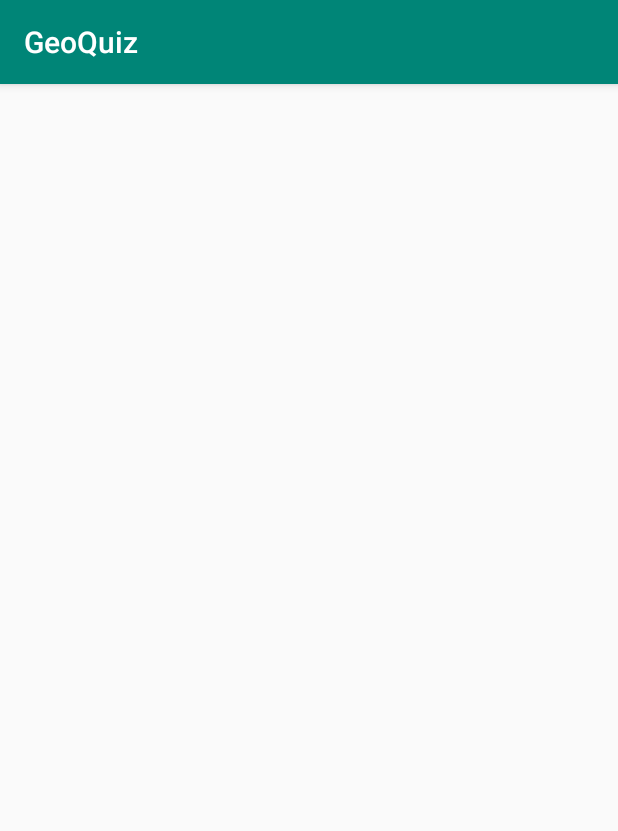
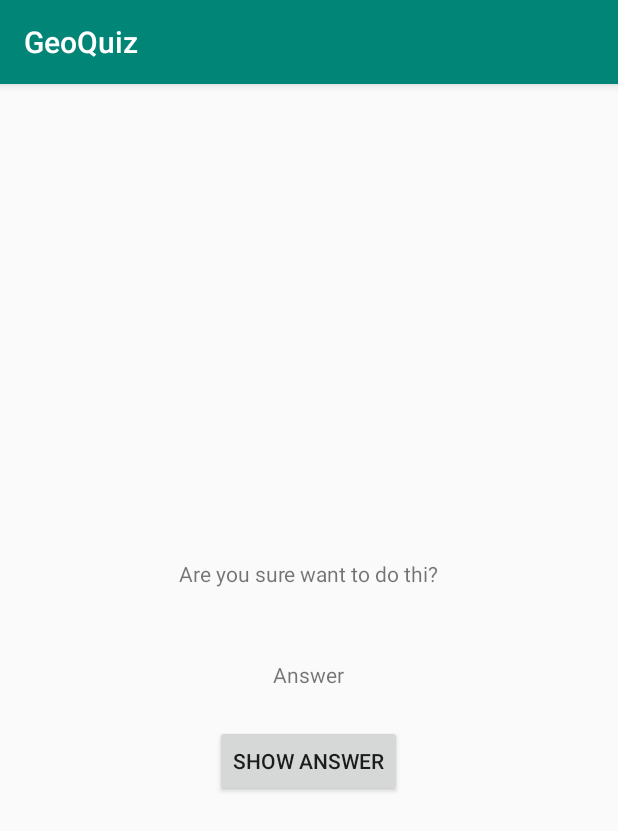
Before and after one commit to albertjuntak04/GeoQuiz, an Android app: the CheatActivity screen opened directly, with no data from a screen before it, on a phone screen of 412 x 824 dp. Shown: the top 831 px of the screen. Run offline under Robolectric (Android 15) with nearby library versions, the phone set to English and light mode, and no system bars.

Commit message:
cheatactivity

```diff
--- a/app/src/main/java/com/example/geoquiz/CheatActivity.kt
+++ b/app/src/main/java/com/example/geoquiz/CheatActivity.kt
@@ -1,12 +1,42 @@
 package com.example.geoquiz
 
+import android.content.Context
+import android.content.Intent
 import androidx.appcompat.app.AppCompatActivity
 import android.os.Bundle
+import android.widget.Button
+import android.widget.TextView
 
+private const val EXTRA_ANSWER_IS_TRUE = "com.example.geoquiz.answer_is_true"
 class CheatActivity : AppCompatActivity() {
+    private lateinit var answerTextView: TextView
+    private lateinit var showAnswerButton: Button
+
+    private var answerIsTrue = false;
 
     override fun onCreate(savedInstanceState: Bundle?) {
         super.onCreate(savedInstanceState)
         setContentView(R.layout.activity_cheat)
+
+        answerIsTrue = intent.getBooleanExtra(EXTRA_ANSWER_IS_TRUE, false);
+        answerTextView = findViewById(R.id.answer_test_view)
+        showAnswerButton = findViewById(R.id.show_answer_button)
+        showAnswerButton.setOnClickListener {
+            val answerText = when {
+                answerIsTrue -> R.string.true_button
+                else -> R.string.false_button
+            }
+            answerTextView.setText(answerText)
+        }
+
+
+    }
+
+    companion object{
+        fun newIntent(packageContext: Context, answerIsTrue:Boolean): Intent {
+            return Intent(packageContext, CheatActivity::class.java).apply {
+                putExtra(EXTRA_ANSWER_IS_TRUE, answerIsTrue)
+            }
+        }
     }
 }
--- a/app/src/main/res/layout/activity_cheat.xml
+++ b/app/src/main/res/layout/activity_cheat.xml
@@ -1,9 +1,30 @@
 <?xml version="1.0" encoding="utf-8"?>
-<androidx.constraintlayout.widget.ConstraintLayout xmlns:android="http://schemas.android.com/apk/res/android"
+<LinearLayout xmlns:android="http://schemas.android.com/apk/res/android"
     xmlns:app="http://schemas.android.com/apk/res-auto"
     xmlns:tools="http://schemas.android.com/tools"
     android:layout_width="match_parent"
     android:layout_height="match_parent"
+    android:gravity="center"
+    android:orientation="vertical"
     tools:context=".CheatActivity">
 
-</androidx.constraintlayout.widget.ConstraintLayout>
+    <TextView
+        android:layout_width="wrap_content"
+        android:layout_height="wrap_content"
+        android:padding="24dp"
+        android:text="@string/warning_text"></TextView>
+
+    <TextView
+        android:id="@+id/answer_test_view"
+        android:layout_width="wrap_content"
+        android:layout_height="wrap_content"
+        android:padding="24dp"
+        android:text="Answer"></TextView>
+
+    <Button
+        android:id="@+id/show_answer_button"
+        android:layout_width="wrap_content"
+        android:layout_height="wrap_content"
+        android:text="@string/show_answer_button"></Button>
+
+</LinearLayout>
--- a/app/src/main/res/values/strings.xml
+++ b/app/src/main/res/values/strings.xml
@@ -15,4 +15,8 @@
     <string name="question_africa">The source of the Nile River is in Egypt</string>
     <string name="question_americas">The Amazon River is the longest river in the Americas</string>
     <string name="question_asia">Lake Baikal is he worlds\'s oldest and deepest freshwater lake</string>
+    <string name="warning_text">Are you sure want to do thi?</string>
+    <string name="show_answer_button">Show Answer</string>
+    <string name="cheat_button">Cheat!</string>
+    <string name="judgement_toast">Cheating is wrong.</string>
 </resources>
```
Also changed, not shown: app/src/main/java/com/example/geoquiz/MainActivity.kt (+8 -0 lines), app/src/main/res/layout-land/activity_main.xml (+8 -0 lines), app/src/main/res/layout/activity_main.xml (+7 -0 lines).
